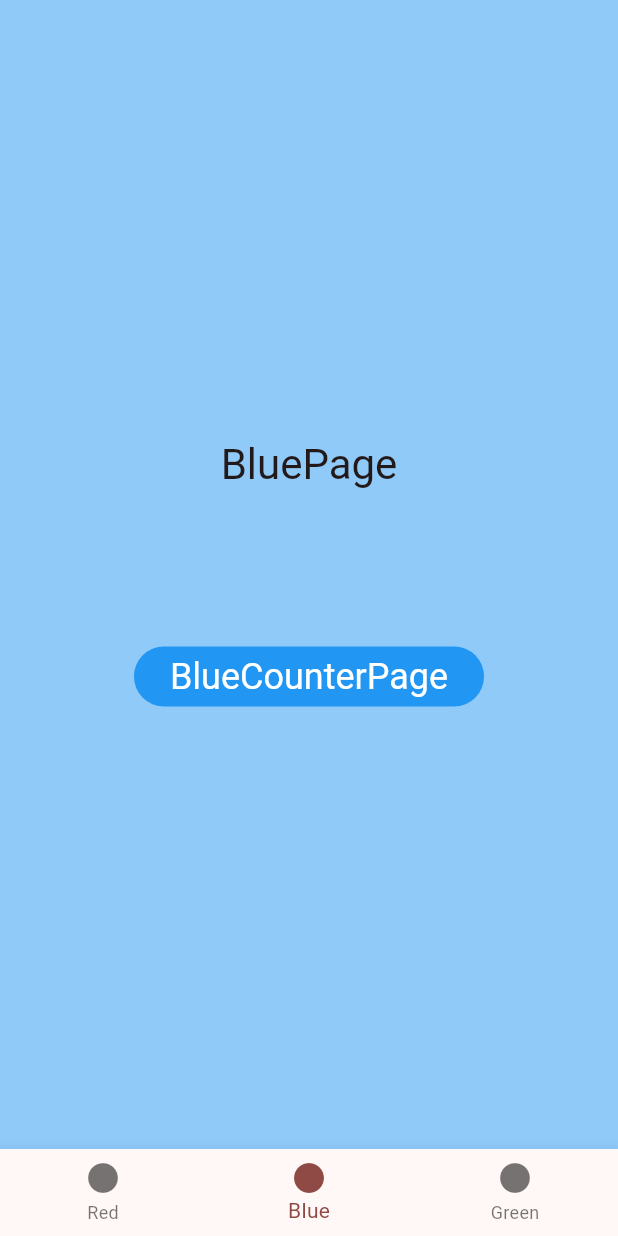
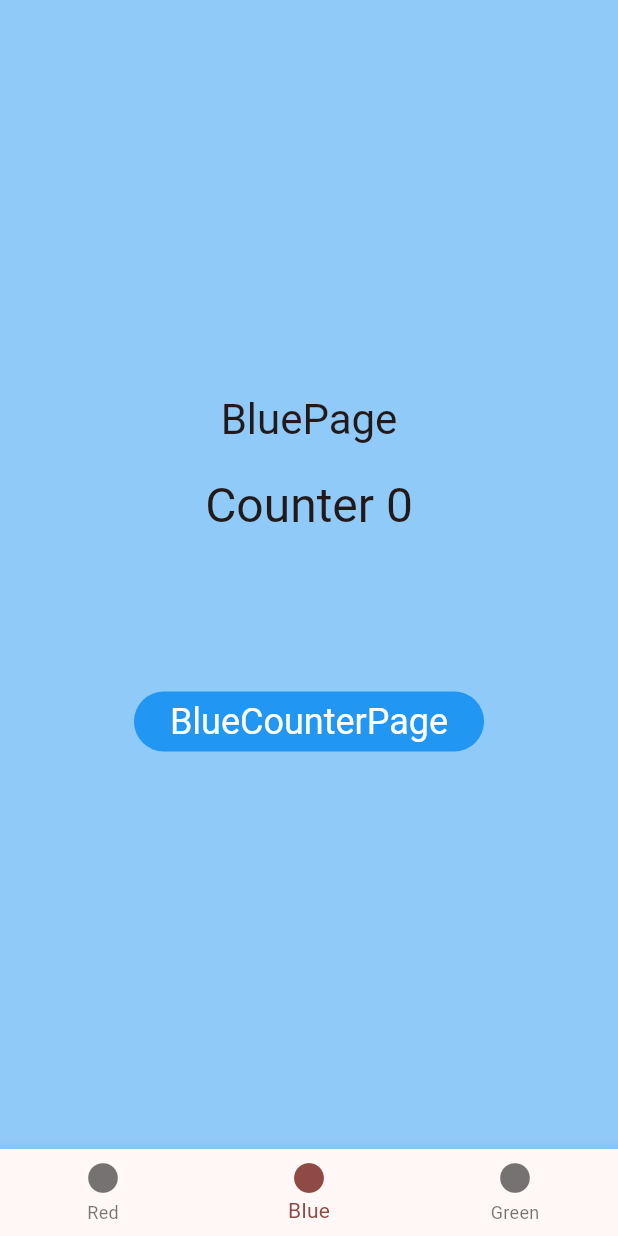
Before and after one commit to internetova/flutter_navigation, a Flutter app: the screen it shows after launch, item 2 of the bottom bar chosen, on a phone screen of 412 x 824 dp. Run offline on Flutter 3.47's test engine with Material 2 defaults, Android fonts, the phone set to English and light mode, and no system bars.

Commit message:
синий экран

```diff
--- a/lib/pages/blue/blue_counter_page.dart
+++ b/lib/pages/blue/blue_counter_page.dart
@@ -1,4 +1,5 @@
 import 'package:flutter/material.dart';
+import 'package:flutter_navigation/pages/widgets/counter_back_button.dart';
 
 class BlueCounterPage extends StatefulWidget {
   final String title;
@@ -31,6 +32,7 @@ class _CounterPageState extends State<BlueCounterPage> {
       appBar: AppBar(
         backgroundColor: widget.backgroundColor,
         title: Text(widget.title),
+        leading: CounterBackButton(counter: _counter),
       ),
       body: Center(
         child: Column(
--- a/lib/pages/blue/blue_page.dart
+++ b/lib/pages/blue/blue_page.dart
@@ -1,8 +1,15 @@
 import 'package:flutter/material.dart';
 import 'package:flutter_navigation/pages/blue/blue_counter_page.dart';
 
-class BluePage extends StatelessWidget {
+class BluePage extends StatefulWidget {
   const BluePage({Key? key}) : super(key: key);
+
+  @override
+  State<BluePage> createState() => _BluePageState();
+}
+
+class _BluePageState extends State<BluePage> {
+  int _counter = 0;
 
   @override
   Widget build(BuildContext context) {
@@ -19,18 +26,14 @@ class BluePage extends StatelessWidget {
               'BluePage',
               style: Theme.of(context).textTheme.headlineMedium,
             ),
+            const SizedBox(height: 20),
+            Text(
+              'Counter $_counter',
+              style: Theme.of(context).textTheme.headlineLarge,
+            ),
             const SizedBox(height: 100),
             FilledButton(
-              onPressed: () {
-                Navigator.of(context).push(
-                  MaterialPageRoute(
-                    builder: (_) => BlueCounterPage(
-                      title: 'BlueCounterPage',
-                      backgroundColor: bgPage,
-                    ),
-                  ),
-                );
-              },
+              onPressed: () => _goCounter(bgPage),
               style: FilledButton.styleFrom(
                 textStyle: Theme.of(context).textTheme.headlineSmall?.copyWith(color: Colors.white),
                 backgroundColor: Colors.blue,
@@ -42,4 +45,21 @@ class BluePage extends StatelessWidget {
       ),
     );
   }
+
+  Future<void> _goCounter(Color? backgroundColor) async {
+    final counter = await Navigator.of(context).push<int>(
+      MaterialPageRoute(
+        builder: (_) => BlueCounterPage(
+          title: 'RedCounterPage',
+          backgroundColor: backgroundColor,
+        ),
+      ),
+    );
+
+    if (counter != null) {
+      setState(() {
+        _counter = counter;
+      });
+    }
+  }
 }
```
